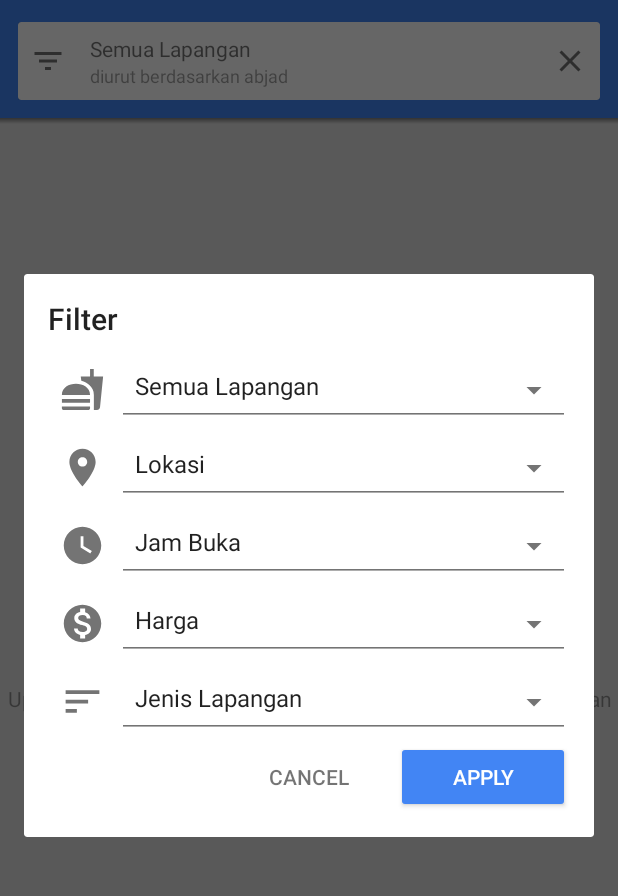
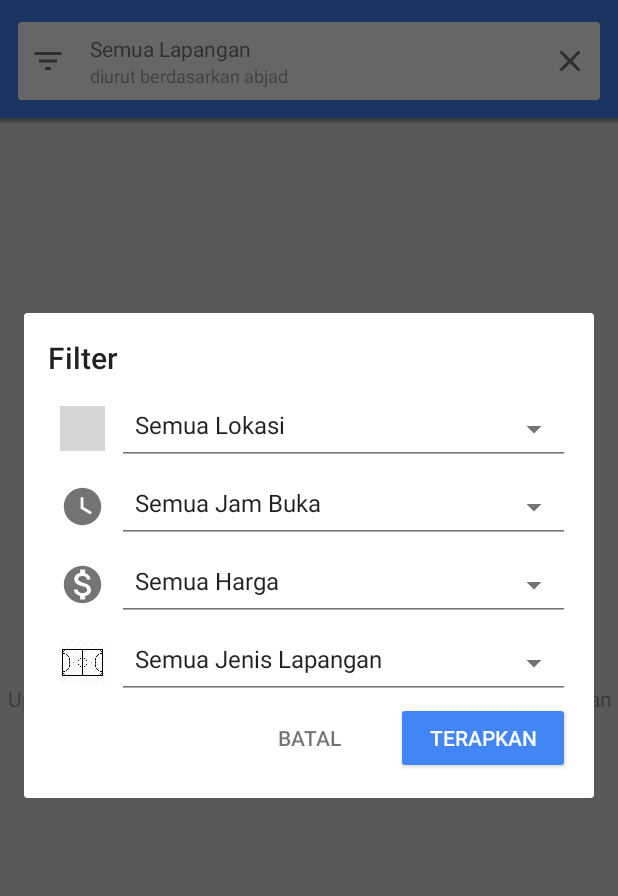
Before and after one commit to azizsul/aplikasi-pengunjung, an Android app: the fragment FilterDialogFragment placed in its activity, on a phone screen of 412 x 824 dp, the part 62-958 px from its top. Run offline under Robolectric (Android 15) with nearby library versions, the light colour scheme and no system bars; our stand-ins replace Firebase (no records; nobody signed in at launch, a user with empty details on screens opened directly); libraries missing offline, so code that uses them is left out: com.firebase.ui; pictures from the network do not load; grey boxes are pictures that could not be loaded.

Commit message:
edit filter dialog n detail place activity

```diff
--- a/app/src/main/java/com/azizsull/aplikasipengunjung/model/PlaceModel.kt
+++ b/app/src/main/java/com/azizsull/aplikasipengunjung/model/PlaceModel.kt
@@ -18,7 +18,7 @@ data class PlaceModel(
 
     companion object {
 
-        const val FIELD_CITY = "alamat"
+        const val FIELD_CITY = "tv_alamat"
         const val FIELD_CATEGORY = "category"
         const val FIELD_PRICE = "price"
         const val FIELD_POPULARITY = "numRatings"
--- a/app/src/main/java/com/azizsull/aplikasipengunjung/util/PlaceUtil.kt
+++ b/app/src/main/java/com/azizsull/aplikasipengunjung/util/PlaceUtil.kt
@@ -2,7 +2,6 @@ package com.azizsull.aplikasipengunjung
 
 import android.content.Context
 import java.util.Arrays
-import java.util.Locale
 import java.util.Random
 
 /**
@@ -27,7 +26,7 @@ object PlaceUtil {
         val random = Random()
 
         // Cities (first elemnt is 'Any')
-        var cities = context.resources.getStringArray(R.array.cities)
+        var cities = context.resources.getStringArray(R.array.lokasi)
         cities = Arrays.copyOfRange(cities, 1, cities.size)
 
         // Categories (first element is 'Any')
--- a/app/src/main/res/drawable/ic_place_white_24px.xml
+++ b/app/src/main/res/drawable/ic_watch_black.xml
@@ -4,6 +4,6 @@
         android:viewportWidth="24.0"
         android:viewportHeight="24.0">
     <path
-        android:pathData="M12,2C8.13,2 5,5.13 5,9c0,5.25 7,13 7,13s7,-7.75 7,-13c0,-3.87 -3.13,-7 -7,-7zM12,11.5c-1.38,0 -2.5,-1.12 -2.5,-2.5s1.12,-2.5 2.5,-2.5 2.5,1.12 2.5,2.5 -1.12,2.5 -2.5,2.5z"
-        android:fillColor="#FFFFFF"/>
+        android:fillColor="#696969"
+        android:pathData="M12,2C6.5,2 2,6.5 2,12s4.5,10 10,10 10,-4.5 10,-10S17.5,2 12,2zM16.2,16.2L11,13L11,7h1.5v5.2l4.5,2.7 -0.8,1.3z"/>
 </vector>
--- a/app/src/main/res/layout/dialog_filters.xml
+++ b/app/src/main/res/layout/dialog_filters.xml
@@ -14,28 +14,7 @@
         android:layout_marginBottom="8dp"
         android:text="@string/header_filters" />
 
-    <!-- Semua Lapangan -->
-    <RelativeLayout
-        android:layout_width="wrap_content"
-        android:layout_height="wrap_content">
-
-        <ImageView
-            android:id="@+id/icon_category"
-            style="@style/AppTheme.FilterIcon"
-            android:layout_centerVertical="true"
-            android:tint="@color/greySecondary"
-            app:srcCompat="@drawable/ic_fastfood_white_24dp" />
-
-        <Spinner
-            android:id="@+id/spinnerCategory"
-            style="@style/AppTheme.FilterSpinner"
-            android:layout_centerVertical="true"
-            android:layout_toRightOf="@+id/icon_category"
-            android:entries="@array/categories" />
-
-    </RelativeLayout>
-
-    <!-- Location -->
+    <!-- Lokasi -->
     <RelativeLayout
         android:layout_width="match_parent"
         android:layout_height="wrap_content">
@@ -48,15 +27,15 @@
             app:srcCompat="@drawable/ic_place_white_24px" />
 
         <Spinner
-            android:id="@+id/spinnerCity"
+            android:id="@+id/spinnerLokasi"
             style="@style/AppTheme.FilterSpinner"
             android:layout_centerVertical="true"
             android:layout_toRightOf="@+id/icon_lokasi"
-            android:entries="@array/cities"/>
+            android:entries="@array/lokasi"/>
 
     </RelativeLayout>
 
-    <!--Sort by open now -->
+    <!--Jam Buka -->
     <RelativeLayout
         android:layout_width="match_parent"
         android:layout_height="wrap_content">
@@ -69,14 +48,14 @@
             app:srcCompat="@drawable/ic_watch"/>
 
         <Spinner
-            android:id="@+id/spinnerOpenHour"
+            android:id="@+id/spinnerJamBuka"
             style="@style/AppTheme.FilterSpinner"
             android:layout_centerVertical="true"
             android:layout_toRightOf="@+id/icon_watch"
             android:entries="@array/sort_by_open_now" />
     </RelativeLayout>
 
-    <!-- Price -->
+    <!-- Harga -->
     <RelativeLayout
         android:layout_width="match_parent"
         android:layout_height="wrap_content">
@@ -89,7 +68,7 @@
             app:srcCompat="@drawable/ic_monetization_on_white_24px" />
 
         <Spinner
-            android:id="@+id/spinnerPrice"
+            android:id="@+id/spinnerHarga"
             style="@style/AppTheme.FilterSpinner"
             android:layout_centerVertical="true"
             android:layout_toRightOf="@+id/icon_price"
@@ -97,7 +76,7 @@
 
     </RelativeLayout>
 
-    <!-- Sort by -->
+    <!-- Jenis Lapangan-->
     <RelativeLayout
         android:layout_width="match_parent"
         android:layout_height="wrap_content">
@@ -107,14 +86,14 @@
             style="@style/AppTheme.FilterIcon"
             android:layout_centerVertical="true"
             android:tint="@color/greySecondary"
-            app:srcCompat="@drawable/ic_sort_white_24px" />
+            app:srcCompat="@drawable/futsalfield" />
 
         <Spinner
             android:id="@+id/spinnerSort"
             style="@style/AppTheme.FilterSpinner"
             android:layout_centerVertical="true"
             android:layout_toRightOf="@+id/icon_sort"
-            android:entries="@array/sort_by" />
+            android:entries="@array/jenis_lapangan" />
     </RelativeLayout>
 
     <!-- Cancel and apply buttons -->
--- a/app/src/main/res/values/colors.xml
+++ b/app/src/main/res/values/colors.xml
@@ -7,4 +7,6 @@
     <color name="greyPrimary">#DE000000</color>
     <color name="greySecondary">#8B000000</color>
     <color name="greyDisabled">#61000000</color>
+    <color name="greyOld">#696969</color>
+
 </resources>
--- a/app/src/main/res/values/strings.xml
+++ b/app/src/main/res/values/strings.xml
@@ -2,13 +2,14 @@
 	<string name="app_name">Aplikasi Pengunjung</string>
 
 	<string name="value_any_field" tools:ignore="ExtraTranslation">Semua Lapangan</string>
-	<string name="value_any_city">Lokasi</string>
-	<string name="value_any_price">Harga</string>
-	<string name="value_open_hour">Jam Buka</string>
+	<string name="value_any_location">Semua Lokasi</string>
+	<string name="value_nearest_location">Lokasi Terdekat</string>
+	<string name="value_any_price">Semua Harga</string>
+	<string name="value_open_hour">Semua Jam Buka</string>
 	<string name="value_lokasi">Lokasi</string>
 
-	<string name="price_1">$</string>
-	<string name="price_2">$$</string>
+	<string name="harga_terendah">Harga Terendah</string>
+	<string name="harga_tertinggi">Harga Tertinggi</string>
 	<string name="price_3">$$$</string>
 
 	<string name="label_category">Category</string>
@@ -21,9 +22,9 @@
 	<string name="header_filters">Filter</string>
 	<string name="search">Search</string>
 
-	<string name="sort_by_rating">Jenis Lapangan</string>
-	<string name="sort_by_popularity">Sort by Popularity</string>
-	<string name="sort_by_price">Sort by Price</string>
+	<string name="all_field_type">Semua Jenis Lapangan</string>
+	<string name="sort_by_vinyl">Vinyl</string>
+	<string name="sort_by_synthetic">Sintetis</string>
 
 	<string name="sorted_by_alphabet">diurut berdasarkan abjad</string>
 	<string name="sorted_by_price">sorted by price</string>
@@ -32,10 +33,10 @@
 	<string name="add_random_items">Add Random Items</string>
 	<string name="sign_out">Sign Out</string>
 	<string name="divider_bullet">•</string>
-	<string name="apply">Apply</string>
-	<string name="cancel">Cancel</string>
+	<string name="apply">Terapkan</string>
+	<string name="cancel">Batal</string>
 	<string name="message_no_results">Ups, tidak dapat menemukan hasil yang cocok dengan pencarian Anda</string>
-	<string name="message_no_reviews">Be the first to leave a review!</string>
+	<string name="message_no_field_item">Be the first to leave a review!</string>
 	<string name="hint_review">How was your experience?</string>
 	<string name="submit">Submit</string>
 	<string name="filter_add_review">Add review</string>
@@ -49,6 +50,8 @@
 	<string name="sekarang_buka">Sekarang Buka</string>
 	<string name="value_location">Lokasi</string>
 	<string name="lokasi_terdekat">Lokasi Terdekat</string>
+	<string name="text_alamat">Jl. Ringroad Utara No.168, Ngringin, Condongcatur, Kec. Depok, Kabupaten Sleman, DIY 55281</string>
+	<string name="fasilitas_default">Kamar Mandi, Musholla, Cafe, Warung, Parkir Luasssssssssssssssssssssssssssssssssssssssssssssssssssssssssssssssssssssssssssssssss</string>
 
 	<!-- Types of food I could think of in 5 minutes -->
 	<string-array name="categories">
@@ -70,56 +73,57 @@
 	ite
 
 	<!-- 50 most populous cities in the US -->
-	<string-array name="cities">
-		<item>@string/value_any_city</item>
+	<string-array name="lokasi">
+		<item>@string/value_any_location</item>
+		<item>@string/value_nearest_location</item>
 
-		<item>Albuquerque</item>
-		<item>Arlington</item>
-		<item>Atlanta</item>
-		<item>Austin</item>
-		<item>Baltimore</item>
-		<item>Boston</item>
-		<item>Charlotte</item>
-		<item>Chicago</item>
-		<item>Cleveland</item>
-		<item>Colorado Springs</item>
-		<item>Columbus</item>
-		<item>Dallas</item>
-		<item>Denver</item>
-		<item>Detroit</item>
-		<item>El Paso</item>
-		<item>Fort Worth</item>
-		<item>Fresno</item>
-		<item>Houston</item>
-		<item>Indianapolis</item>
-		<item>Jacksonville</item>
-		<item>Kansas City</item>
-		<item>Las Vegas</item>
-		<item>Long Beach</item>
-		<item>Los Angeles</item>
-		<item>Louisville</item>
-		<item>Memphis</item>
-		<item>Mesa</item>
-		<item>Miami</item>
-		<item>Milwaukee</item>
-		<item>Nashville</item>
-		<item>New York</item>
-		<item>Oakland</item>
-		<item>Oklahoma</item>
-		<item>Omaha</item>
-		<item>Philadelphia</item>
-		<item>Phoenix</item>
-		<item>Portland</item>
-		<item>Raleigh</item>
-		<item>Sacramento</item>
-		<item>San Antonio</item>
-		<item>San Diego</item>
-		<item>San Francisco</item>
-		<item>San Jose</item>
-		<item>Tucson</item>
-		<item>Tulsa</item>
-		<item>Virginia Beach</item>
-		<item>Washington</item>
+		<!--<item>Albuquerque</item>-->
+		<!--<item>Arlington</item>-->
+		<!--<item>Atlanta</item>-->
+		<!--<item>Austin</item>-->
+		<!--<item>Baltimore</item>-->
+		<!--<item>Boston</item>-->
+		<!--<item>Charlotte</item>-->
+		<!--<item>Chicago</item>-->
+		<!--<item>Cleveland</item>-->
+		<!--<item>Colorado Springs</item>-->
+		<!--<item>Columbus</item>-->
+		<!--<item>Dallas</item>-->
+		<!--<item>Denver</item>-->
+		<!--<item>Detroit</item>-->
+		<!--<item>El Paso</item>-->
+		<!--<item>Fort Worth</item>-->
+		<!--<item>Fresno</item>-->
+		<!--<item>Houston</item>-->
+		<!--<item>Indianapolis</item>-->
+		<!--<item>Jacksonville</item>-->
+		<!--<item>Kansas City</item>-->
+		<!--<item>Las Vegas</item>-->
+		<!--<item>Long Beach</item>-->
+		<!--<item>Los Angeles</item>-->
+		<!--<item>Louisville</item>-->
+		<!--<item>Memphis</item>-->
+		<!--<item>Mesa</item>-->
+		<!--<item>Miami</item>-->
+		<!--<item>Milwaukee</item>-->
+		<!--<item>Nashville</item>-->
+		<!--<item>New York</item>-->
+		<!--<item>Oakland</item>-->
+		<!--<item>Oklahoma</item>-->
+		<!--<item>Omaha</item>-->
+		<!--<item>Philadelphia</item>-->
+		<!--<item>Phoenix</item>-->
+		<!--<item>Portland</item>-->
+		<!--<item>Raleigh</item>-->
+		<!--<item>Sacramento</item>-->
+		<!--<item>San Antonio</item>-->
+		<!--<item>San Diego</item>-->
+		<!--<item>San Francisco</item>-->
+		<!--<item>San Jose</item>-->
+		<!--<item>Tucson</item>-->
+		<!--<item>Tulsa</item>-->
+		<!--<item>Virginia Beach</item>-->
+		<!--<item>Washington</item>-->
 	</string-array>
 
 	<!--Lokasi filters-->
@@ -133,8 +137,6 @@
 	<!--OpenHour filters-->
 	<string-array name="sort_by_open_now">
 		<item>@string/value_open_hour</item>
-
-		<!--<item>@string/jam_buka</item>-->
 		<item>@string/sekarang_buka</item>
 	</string-array>
 
@@ -142,15 +144,14 @@
 	<string-array name="prices">
 		<item>@string/value_any_price</item>
 
-		<item>@string/price_1</item>
-		<item>@string/price_2</item>
-		<item>@string/price_3</item>
+		<item>@string/harga_terendah</item>
+		<item>@string/harga_tertinggi</item>
 	</string-array>
 
 	<!-- Ways you can sort restaurants -->
-	<string-array name="sort_by">
-		<item>@string/sort_by_rating</item>
-		<item>@string/sort_by_popularity</item>
-		<item>@string/sort_by_price</item>
+	<string-array name="jenis_lapangan">
+		<item>@string/all_field_type</item>
+		<item>@string/sort_by_vinyl</item>
+		<item>@string/sort_by_synthetic</item>
 	</string-array>
 </resources>
```
Also changed, not shown: app/src/main/java/com/azizsull/aplikasipengunjung/FilterDialogFragment.kt (+13 -15 lines), app/src/main/java/com/azizsull/aplikasipengunjung/PlaceDetailActivity.kt (+10 -15 lines), app/src/main/res/drawable/ic_more.xml (added, +9 -0 lines), app/src/main/res/drawable/ic_phone.xml (added, +9 -0 lines), app/src/main/res/layout/activity_restaurant_detail.xml (+72 -95 lines), app/src/main/res/drawable/facilities.png (added), app/src/main/res/drawable/futsalfield.png (added), app/src/main/res/drawable/navigation.png (added), app/src/main/res/drawable/planetfutsal.jpg (added).
